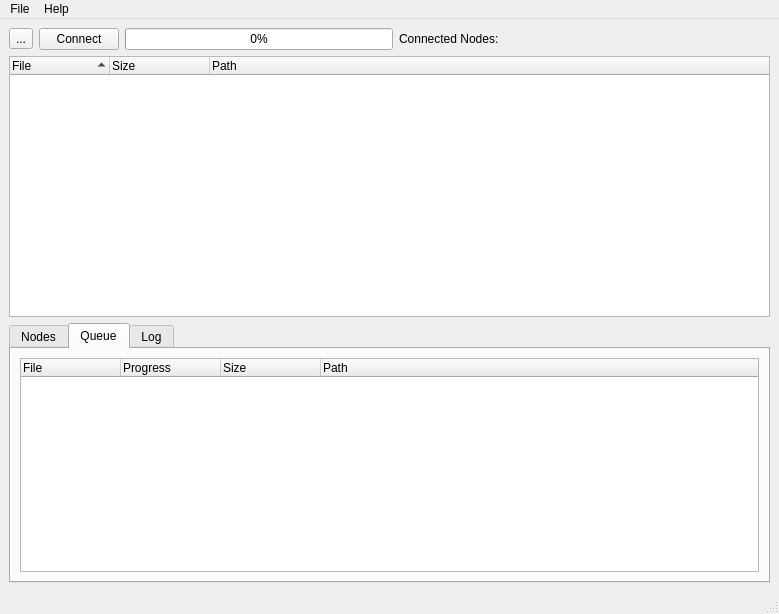
First picture: the form in ui/main_alt.ui, repository j0z/Crescendo, before the edit.
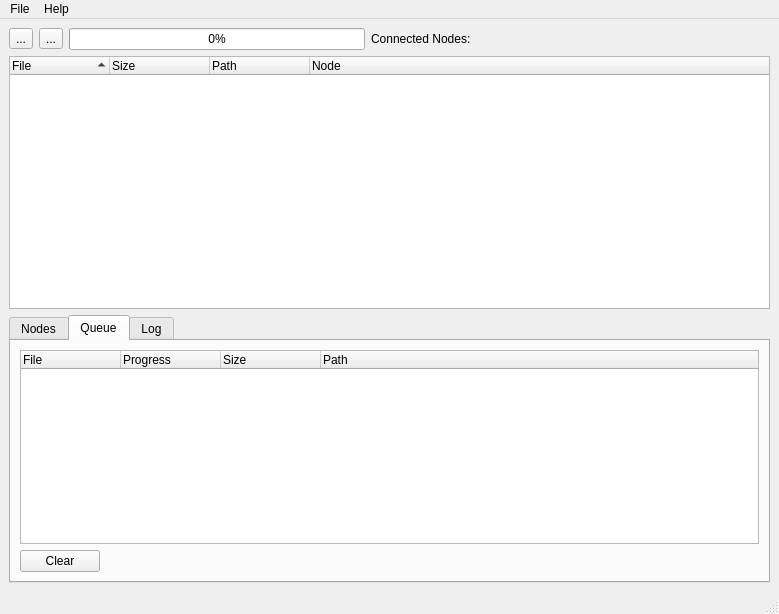
Second picture: the form after the edit. The open tabs and pages were chosen to show the change. Icons and pictures are not drawn.

The edit to the form file:
```diff
--- a/ui/main_alt.ui
+++ b/ui/main_alt.ui
@@ -34,9 +34,13 @@
          </widget>
         </item>
         <item>
-         <widget class="QPushButton" name="btn_connect">
+         <widget class="QToolButton" name="btn_connect">
           <property name="text">
-           <string>Connect</string>
+           <string>...</string>
+          </property>
+          <property name="icon">
+           <iconset resource="../gfx/icons.qrc">
+            <normaloff>:/add.png</normaloff>:/add.png</iconset>
           </property>
          </widget>
         </item>
@@ -103,6 +107,9 @@
            <layout class="QGridLayout" name="gridLayout_4">
             <item row="0" column="0">
              <widget class="QTreeWidget" name="lst_queue">
+              <property name="indentation">
+               <number>0</number>
+              </property>
               <column>
                <property name="text">
                 <string>File</string>
@@ -127,6 +134,33 @@
             </item>
            </layout>
           </item>
+          <item row="1" column="0">
+           <layout class="QHBoxLayout" name="horizontalLayout_7">
+            <property name="bottomMargin">
+             <number>0</number>
+            </property>
+            <item>
+             <widget class="QPushButton" name="btn_clear_downloads">
+              <property name="text">
+               <string>Clear</string>
+              </property>
+             </widget>
+            </item>
+            <item>
+             <spacer name="horizontalSpacer_2">
+              <property name="orientation">
+               <enum>Qt::Horizontal</enum>
+              </property>
+              <property name="sizeHint" stdset="0">
+               <size>
+                <width>40</width>
+                <height>20</height>
+               </size>
+              </property>
+             </spacer>
+            </item>
+           </layout>
+          </item>
          </layout>
         </widget>
         <widget class="QWidget" name="tab_3">
@@ -168,6 +202,11 @@
           <string>Path</string>
          </property>
         </column>
+        <column>
+         <property name="text">
+          <string>Node</string>
+         </property>
+        </column>
        </widget>
       </item>
      </layout>
```
Left out of the diff: 9 changed lines with no effect on the pictures.
